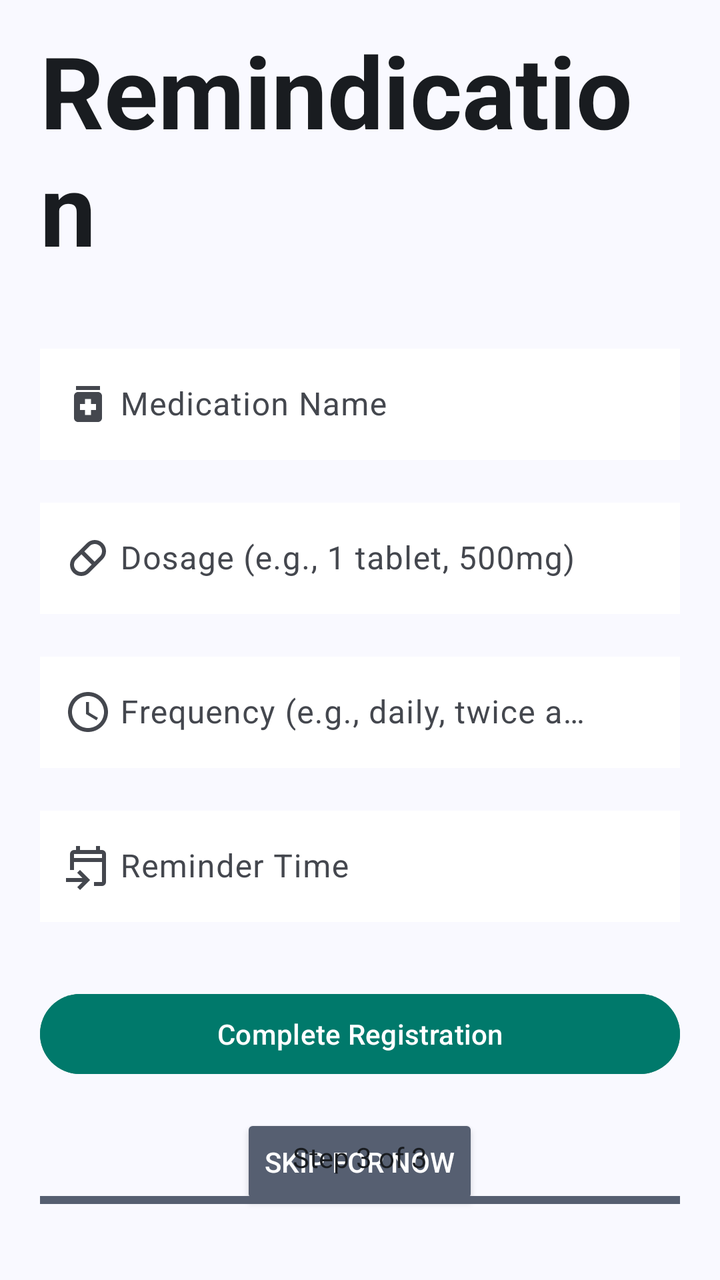
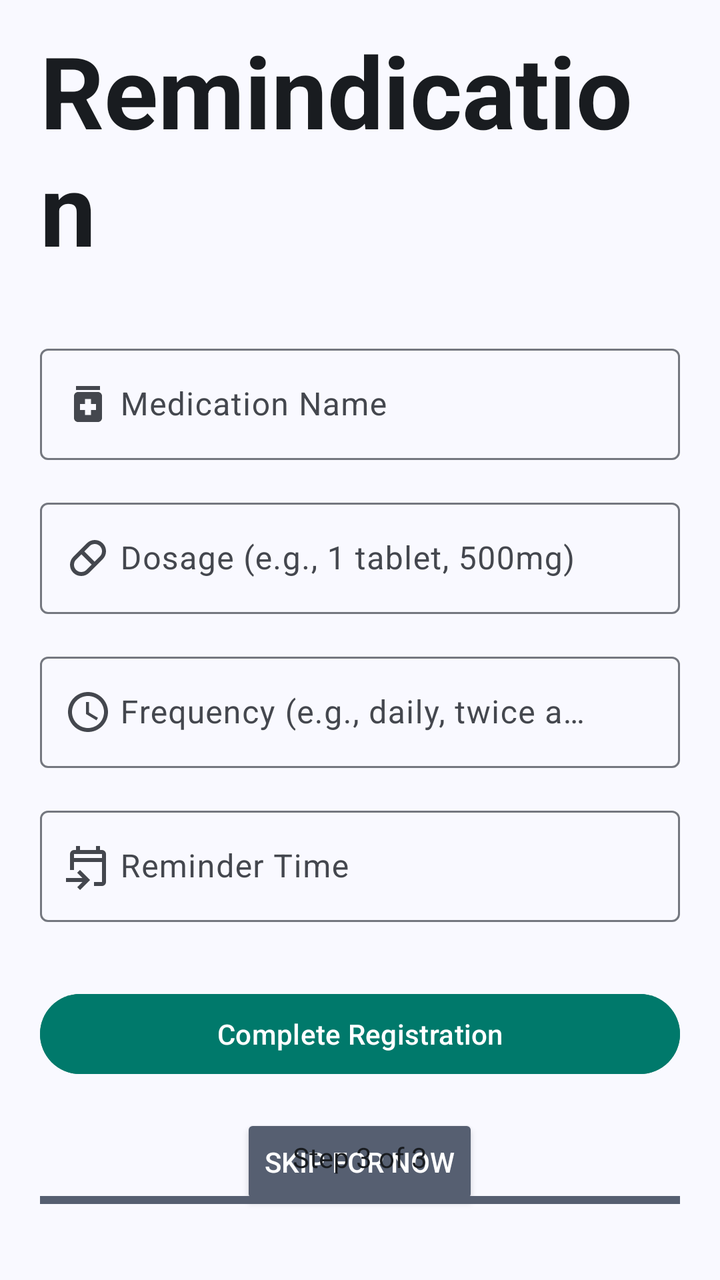

Two renders of the same Android screen: before a commit and after it. Below are the layout's source before the change and the commit's diff.
<!-- AndroidManifest.xml: application theme Theme.MobileHealthApplication -->
<!-- res/layout/fragment_registration_part3.xml -->
<?xml version="1.0" encoding="utf-8"?>
<androidx.constraintlayout.widget.ConstraintLayout
    xmlns:android="http://schemas.android.com/apk/res/android"
    xmlns:app="http://schemas.android.com/apk/res-auto"
    xmlns:tools="http://schemas.android.com/tools"
    android:layout_width="match_parent"
    android:layout_height="match_parent"
    android:padding="20dp"
    android:background="?attr/colorSurface"
    tools:ignore="VisualLintBounds">

    
    <LinearLayout
        android:layout_width="match_parent"
        android:layout_height="wrap_content"
        android:orientation="vertical"
        app:layout_constraintTop_toTopOf="parent"
        app:layout_constraintBottom_toTopOf="@id/registration_footer"
        app:layout_constraintVertical_bias="0.2">

        
        <TextView
            android:id="@+id/app_title"
            android:layout_width="wrap_content"
            android:layout_height="wrap_content"
            android:text="@string/mobile_health"
            android:textColor="?attr/colorOnSurface"
            android:textSize="50sp"
            android:textStyle="bold"
            android:layout_gravity="center"
            android:layout_marginBottom="32dp"/>

        
        <com.google.android.material.textfield.TextInputLayout
            android:id="@+id/medication_name_layout"
            android:layout_width="match_parent"
            android:layout_height="wrap_content"
            android:hint="@string/medication_name_hint"
            app:startIconDrawable="@drawable/baseline_medication_24">

            <com.google.android.material.textfield.TextInputEditText
                android:id="@+id/medication_name_edit_text"
                android:layout_width="match_parent"
                android:layout_height="wrap_content"
                android:background="@color/white"
                android:imeOptions="actionNext"
                android:inputType="text"
                android:textColor="@color/black"
                android:paddingStart="40dp"
                android:paddingEnd="40dp" />
        </com.google.android.material.textfield.TextInputLayout>

        
        <com.google.android.material.textfield.TextInputLayout
            android:id="@+id/dosage_layout"
            android:layout_width="match_parent"
            android:layout_height="wrap_content"
            android:hint="@string/dosage_hint"
            android:layout_marginTop="16dp"
            app:startIconDrawable="@drawable/baseline_pill_24px">

            <com.google.android.material.textfield.TextInputEditText
                android:id="@+id/dosage_edit_text"
                android:layout_width="match_parent"
                android:layout_height="wrap_content"
                android:background="@color/white"
                android:imeOptions="actionNext"
                android:inputType="number"
                android:textColor="@color/black"
                android:paddingStart="40dp"
                android:paddingEnd="40dp" />
        </com.google.android.material.textfield.TextInputLayout>

        
        <com.google.android.material.textfield.TextInputLayout
            android:id="@+id/frequency_layout"
            android:layout_width="match_parent"
            android:layout_height="wrap_content"
            android:hint="@string/frequency_hint"
            android:layout_marginTop="16dp"
            app:startIconDrawable="@drawable/baseline_schedule_24">

            <com.google.android.material.textfield.TextInputEditText
                android:id="@+id/frequency_edit_text"
                android:layout_width="match_parent"
                android:layout_height="wrap_content"
                android:background="@color/white"
                android:imeOptions="actionNext"
                android:inputType="text"
                android:textColor="@color/black"
                android:paddingStart="40dp"
                android:paddingEnd="40dp" />
        </com.google.android.material.textfield.TextInputLayout>

        
        <com.google.android.material.textfield.TextInputLayout
            android:id="@+id/reminder_time_layout"
            android:layout_width="match_parent"
            android:layout_height="wrap_content"
            android:hint="@string/reminder_time_hint"
            android:layout_marginTop="16dp"
            app:startIconDrawable="@drawable/baseline_event_upcoming_24px">

            <com.google.android.material.textfield.TextInputEditText
                android:id="@+id/reminder_time_edit_text"
                android:layout_width="match_parent"
                android:layout_height="wrap_content"
                android:background="@color/white"
                android:inputType="none"
                android:focusable="true"
                android:clickable="true"
                android:textColor="@color/black"
                android:paddingStart="40dp"
                android:paddingEnd="40dp" />
        </com.google.android.material.textfield.TextInputLayout>

        
        <com.google.android.material.button.MaterialButton
            android:id="@+id/continue_button"
            android:layout_width="match_parent"
            android:layout_height="wrap_content"
            android:text="@string/complete_registration"
            android:backgroundTint="@color/darker_green_primary_button"
            android:textColor="@android:color/white"
            android:layout_marginTop="32dp"/>

        
        <Button
            android:id="@+id/skip_button"
            android:layout_width="wrap_content"
            android:layout_height="wrap_content"
            android:text="@string/skip_for_now"
            android:textColor="@color/white"
            android:backgroundTint="@color/secondary_button"
            android:layout_gravity="center"
            android:layout_marginTop="16dp"/>
    </LinearLayout>

    
    <LinearLayout
        android:id="@+id/registration_footer"
        android:layout_width="match_parent"
        android:layout_height="wrap_content"
        android:orientation="vertical"
        android:layout_marginBottom="16dp"
        app:layout_constraintBottom_toBottomOf="parent">

        
        <TextView
            android:layout_width="wrap_content"
            android:layout_height="wrap_content"
            android:layout_gravity="center"
            android:text="@string/step_3_of_3"
            android:textColor="?attr/colorOnSurface"
            android:layout_marginBottom="8dp" />

        
        <ProgressBar
            android:id="@+id/registrationProgress"
            style="@android:style/Widget.Material.ProgressBar.Horizontal"
            android:layout_width="match_parent"
            android:layout_height="8dp"
            android:progress="100"
            android:max="100"/>
    </LinearLayout>

</androidx.constraintlayout.widget.ConstraintLayout>
<!-- resources referenced by this layout -->
<resources>
  <color name="black">#FF000000</color>
  <color name="darker_green_primary_button">#00796B</color>
  <color name="secondary_button">#565F71</color>
  <color name="white">#FFFFFFFF</color>
  <!-- drawable baseline_medication_24 (drawable) -->
  <vector xmlns:android="http://schemas.android.com/apk/res/android" android:height="24dp" android:tint="#808080" android:viewportHeight="24" android:viewportWidth="24" android:width="24dp">
        
      <path android:fillColor="@android:color/white" android:pathData="M6,3h12v2h-12z"/>
        
      <path android:fillColor="@android:color/white" android:pathData="M17,6H7C5.9,6 5,6.9 5,8v11c0,1.1 0.9,2 2,2h10c1.1,0 2,-0.9 2,-2V8C19,6.9 18.1,6 17,6zM16,15h-2.5v2.5h-3V15H8v-3h2.5V9.5h3V12H16V15z"/>
      
  </vector>
  <!-- drawable baseline_schedule_24 (drawable) -->
  <vector xmlns:android="http://schemas.android.com/apk/res/android" android:height="24dp" android:tint="#808080" android:viewportHeight="24" android:viewportWidth="24" android:width="24dp">
        
      <path android:fillColor="@android:color/white" android:pathData="M11.99,2C6.47,2 2,6.48 2,12s4.47,10 9.99,10C17.52,22 22,17.52 22,12S17.52,2 11.99,2zM12,20c-4.42,0 -8,-3.58 -8,-8s3.58,-8 8,-8 8,3.58 8,8 -3.58,8 -8,8z"/>
        
      <path android:fillColor="@android:color/white" android:pathData="M12.5,7H11v6l5.25,3.15 0.75,-1.23 -4.5,-2.67z"/>
      
  </vector>
  <string name="complete_registration">Complete Registration</string>
  <string name="dosage_hint">Dosage (e.g., 1 tablet, 500mg)</string>
  <string name="frequency_hint">Frequency (e.g., daily, twice a day)</string>
  <string name="medication_name_hint">Medication Name</string>
  <string name="mobile_health"> Remindication </string>
  <string name="reminder_time_hint">Reminder Time</string>
  <string name="skip_for_now">Skip for now</string>
  <string name="step_3_of_3">Step 3 of 3</string>
  <color name="md_theme_primary">#415F91</color>
  <color name="md_theme_onPrimary">#FFFFFF</color>
  <color name="md_theme_primaryContainer">#D6E3FF</color>
  <color name="md_theme_onPrimaryContainer">#001B3E</color>
  <color name="md_theme_secondary">#565F71</color>
  <color name="md_theme_onSecondary">#FFFFFF</color>
  <color name="md_theme_secondaryContainer">#DAE2F9</color>
  <color name="md_theme_onSecondaryContainer">#131C2B</color>
  <color name="md_theme_tertiary">#705575</color>
  <color name="md_theme_onTertiary">#FFFFFF</color>
  <color name="md_theme_tertiaryContainer">#FAD8FD</color>
  <color name="md_theme_onTertiaryContainer">#28132E</color>
  <color name="md_theme_error">#BA1A1A</color>
  <color name="md_theme_onError">#FFFFFF</color>
  <color name="md_theme_errorContainer">#FFDAD6</color>
  <color name="md_theme_onErrorContainer">#410002</color>
  <color name="md_theme_background">#F9F9FF</color>
  <color name="md_theme_onBackground">#191C20</color>
  <color name="md_theme_surface">#F9F9FF</color>
  <color name="md_theme_onSurface">#191C20</color>
  <color name="md_theme_surfaceVariant">#E0E2EC</color>
  <color name="md_theme_onSurfaceVariant">#44474E</color>
  <color name="md_theme_outline">#74777F</color>
  <color name="md_theme_surfaceContainer">#EDEDF4</color>
  <style name="Widget.App.CardView" parent="Widget.MaterialComponents.CardView">
          <item name="cardElevation">2dp</item>
          <item name="cardCornerRadius">12dp</item>
          <item name="cardBackgroundColor">@color/md_theme_surfaceContainerHigh</item>
      </style>
  <style name="Widget.App.BottomNavigation" parent="Widget.MaterialComponents.BottomNavigationView">
          <item name="itemIconTint">@color/md_theme_onSurfaceVariant</item>
          <item name="itemTextColor">@color/md_theme_onSurfaceVariant</item>
      </style>
  <color name="md_theme_surfaceContainerHigh">#E7E8EE</color>
  <!-- unchanged entries left out for length: 3 -->
</resources>

<!-- the commit's change to res/layout/fragment_registration_part3.xml (unified diff, before → after) -->
@@ -42,10 +42,8 @@
                 android:id="@+id/medication_name_edit_text"
                 android:layout_width="match_parent"
                 android:layout_height="wrap_content"
-                android:background="@color/white"
                 android:imeOptions="actionNext"
                 android:inputType="text"
-                android:textColor="@color/black"
                 android:paddingStart="40dp"
                 android:paddingEnd="40dp" />
         </com.google.android.material.textfield.TextInputLayout>
@@ -63,10 +61,8 @@
                 android:id="@+id/dosage_edit_text"
                 android:layout_width="match_parent"
                 android:layout_height="wrap_content"
-                android:background="@color/white"
                 android:imeOptions="actionNext"
                 android:inputType="number"
-                android:textColor="@color/black"
                 android:paddingStart="40dp"
                 android:paddingEnd="40dp" />
         </com.google.android.material.textfield.TextInputLayout>
@@ -84,10 +80,8 @@
                 android:id="@+id/frequency_edit_text"
                 android:layout_width="match_parent"
                 android:layout_height="wrap_content"
-                android:background="@color/white"
                 android:imeOptions="actionNext"
                 android:inputType="text"
-                android:textColor="@color/black"
                 android:paddingStart="40dp"
                 android:paddingEnd="40dp" />
         </com.google.android.material.textfield.TextInputLayout>
@@ -105,11 +99,9 @@
                 android:id="@+id/reminder_time_edit_text"
                 android:layout_width="match_parent"
                 android:layout_height="wrap_content"
-                android:background="@color/white"
                 android:inputType="none"
                 android:focusable="true"
                 android:clickable="true"
-                android:textColor="@color/black"
                 android:paddingStart="40dp"
                 android:paddingEnd="40dp" />
         </com.google.android.material.textfield.TextInputLayout>
<!-- resource entries referenced after the edit -->
@@ -1,6 +1,5 @@
 <!-- resources referenced by this layout -->
 <resources>
-  <color name="black">#FF000000</color>
   <color name="darker_green_primary_button">#00796B</color>
   <color name="secondary_button">#565F71</color>
   <color name="white">#FFFFFFFF</color>
